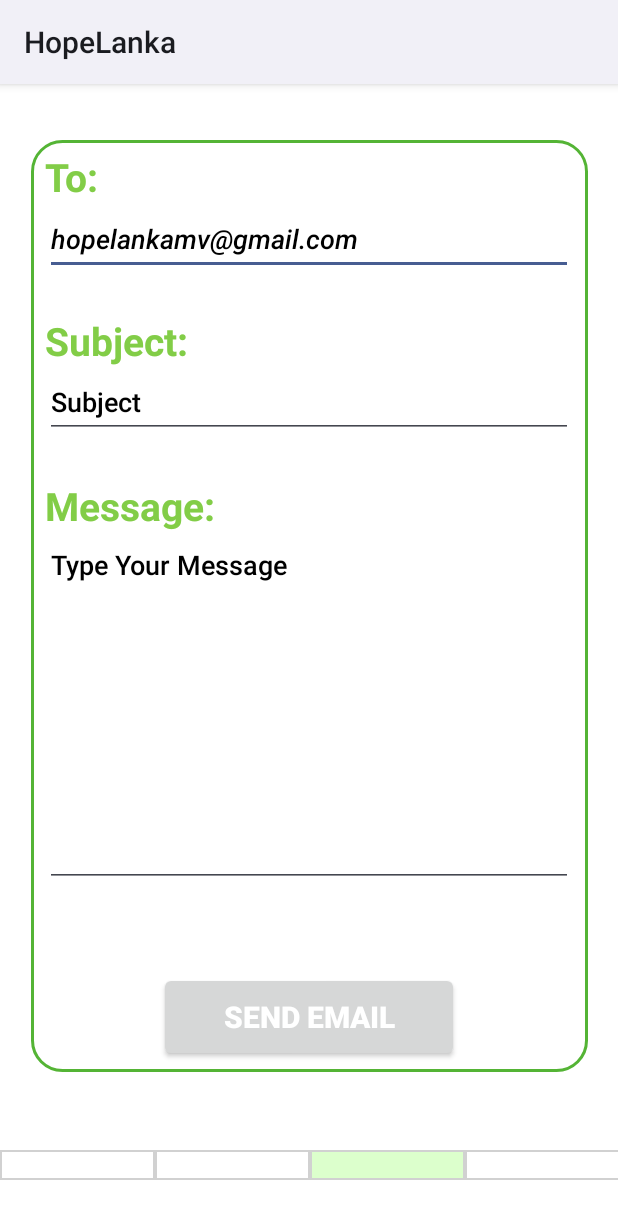
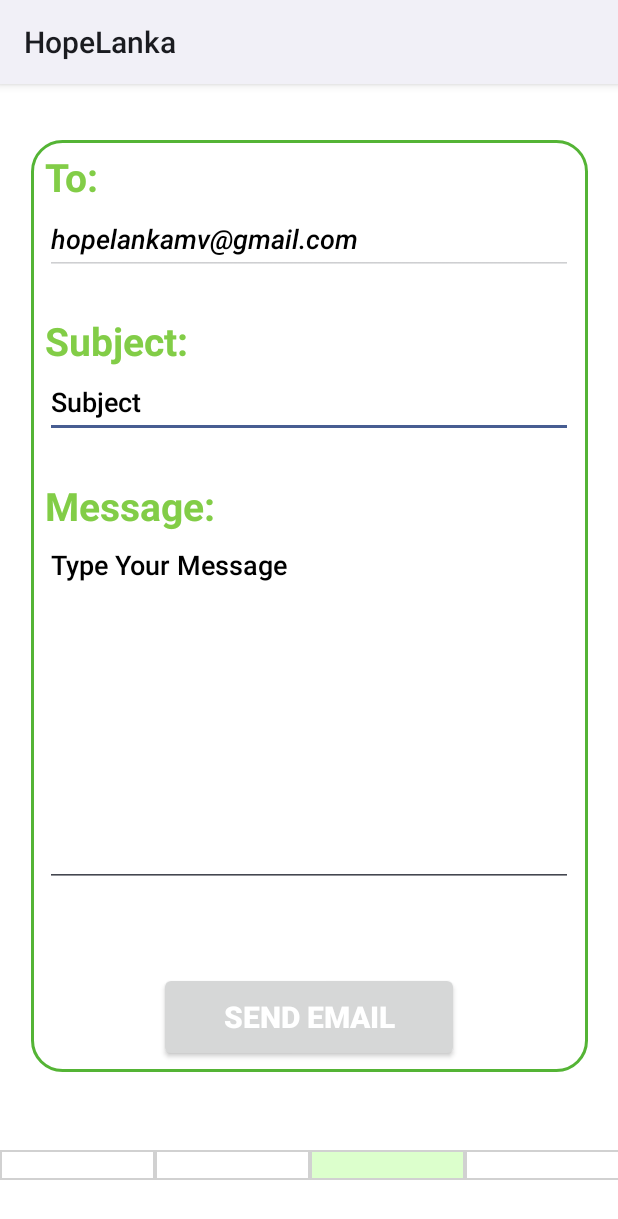
Before and after one commit to mindula-D/HopeLanka, an Android app: the layout activity_send_email.xml on its own in the app's theme, with its tools: preview values and no code run, on a phone screen of 412 x 824 dp. Shown: the top 1219 px of the screen. Run offline under Robolectric (Android 15) with nearby library versions, the phone set to English and light mode, and no system bars.

```diff
--- a/app/src/main/java/com/example/splashscreen/activities/RemindManager.kt
+++ b/app/src/main/java/com/example/splashscreen/activities/RemindManager.kt
@@ -13,6 +13,9 @@ import com.example.splashscreen.models.ReminderModel
 import com.google.firebase.database.DatabaseReference
 import com.google.firebase.database.FirebaseDatabase
 
+//Create CRUD Operations
+//Storing data in Firebase Realtime Database
+//Validaations
 class RemindManager : AppCompatActivity() {
 
     private lateinit var reminderName: EditText
--- a/app/src/main/java/com/example/splashscreen/activities/SendEmail.kt
+++ b/app/src/main/java/com/example/splashscreen/activities/SendEmail.kt
@@ -8,6 +8,9 @@ import android.widget.ImageView
 import com.example.splashscreen.R
 import com.example.splashscreen.databinding.ActivitySendEmailBinding
 
+
+//Email Sending Function
+//Using email apps installed on the device
 class SendEmail : AppCompatActivity() {
 
     lateinit var binding : ActivitySendEmailBinding
--- a/app/src/main/res/layout/activity_send_email.xml
+++ b/app/src/main/res/layout/activity_send_email.xml
@@ -44,6 +44,7 @@
         android:textColor="@color/black"
         android:textStyle="italic"
         android:inputType="textEmailAddress"
+        android:enabled="false"
         app:layout_constraintEnd_toEndOf="parent"
         app:layout_constraintStart_toStartOf="parent"
         app:layout_constraintTop_toTopOf="parent" />
```
